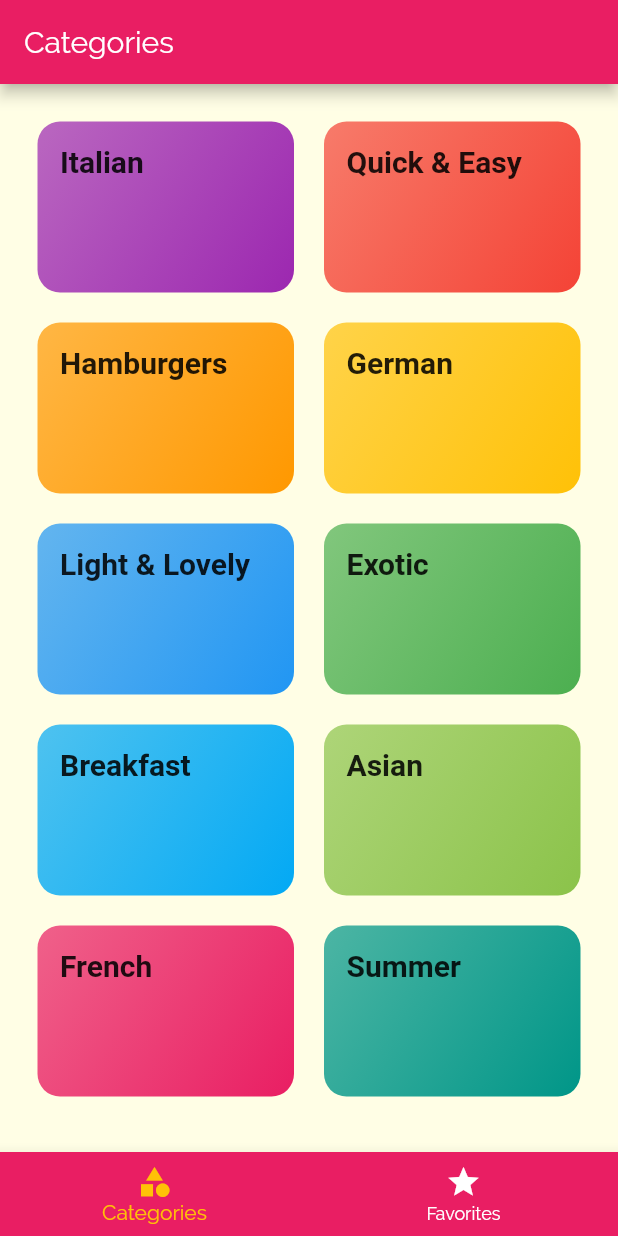
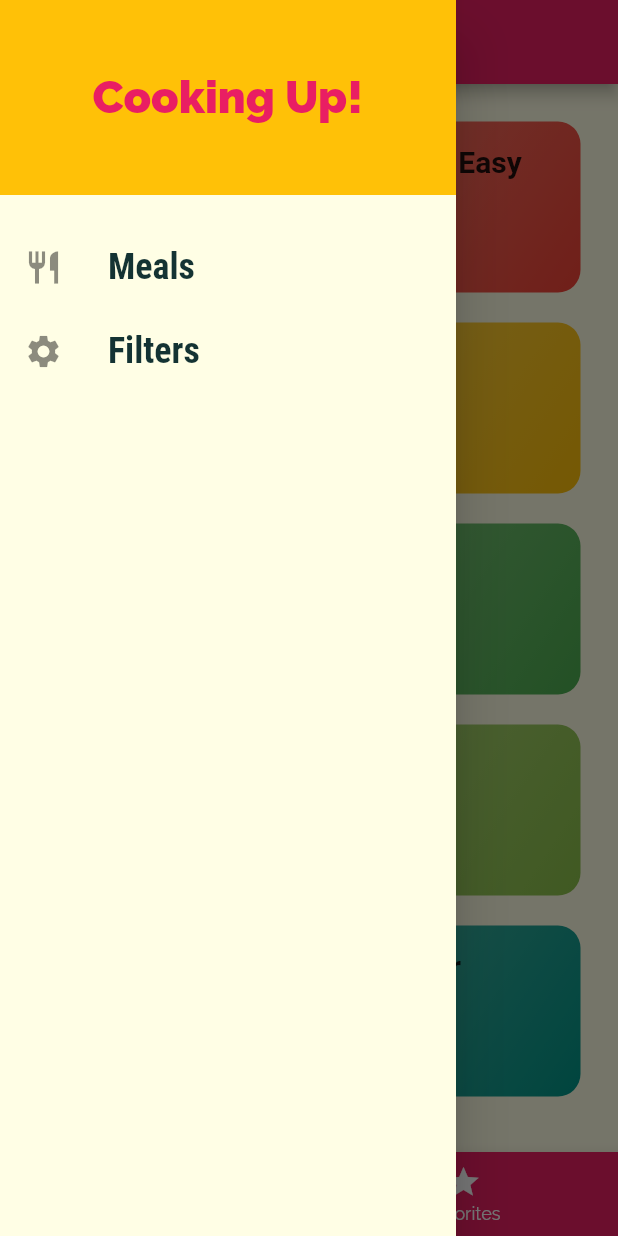
Before and after one commit to UrbanSwati/meals_app, a Flutter app: the screen it shows after launch, with the side drawer open (before the commit the screen has no drawer), on a phone screen of 412 x 824 dp. Run offline on Flutter 3.47's test engine with Material 2 defaults, Android fonts, the phone set to English and light mode, and no system bars; Roboto replaces fonts that are missing (RobotCondensed).

Commit message:
modified drawer menu
added menus and moved it to a widget

```diff
--- a/lib/screens/tabs_screen.dart
+++ b/lib/screens/tabs_screen.dart
@@ -1,4 +1,5 @@
 import 'package:flutter/material.dart';
+import '../widgets/main_drawer.dart';
 import './favorites_screen.dart';
 import './categories_screen.dart';
 
@@ -29,6 +30,7 @@ class _TabsScreenState extends State<TabsScreen> {
   @override
   Widget build(BuildContext context) {
     return Scaffold(
+      drawer: MainDrawer(),
       appBar: AppBar(
         title: Text(_pages[_selectedPageIndex]['title']),
       ),
--- /dev/null
+++ b/lib/widgets/main_drawer.dart
@@ -0,0 +1,57 @@
+import 'package:flutter/material.dart';
+
+class MainDrawer extends StatefulWidget {
+  _MainDrawerState createState() => _MainDrawerState();
+}
+
+class _MainDrawerState extends State<MainDrawer> {
+  Widget buildListTile(String title, IconData icon) {
+    return ListTile(
+      leading: Icon(icon, size: 26),
+      title: Text(
+        title,
+        style: TextStyle(
+            fontFamily: 'RobotoCondensed',
+            fontSize: 24,
+            fontWeight: FontWeight.bold),
+      ),
+      onTap: () {},
+    );
+  }
+
+  @override
+  Widget build(BuildContext context) {
+    return Drawer(
+      child: Column(
+        children: <Widget>[
+          Container(
+            height: 130,
+            width: double.infinity,
+            padding: EdgeInsets.all(20),
+            alignment: Alignment.center,
+            color: Theme.of(context).accentColor,
+            child: Text(
+              'Cooking Up!',
+              style: TextStyle(
+                fontWeight: FontWeight.w900,
+                fontSize: 30,
+                color: Theme.of(context).primaryColor,
+              ),
+            ),
+          ),
+          SizedBox(
+            height: 20,
+          ),
+          buildListTile(
+            'Meals',
+            Icons.restaurant,
+          ),
+          buildListTile(
+            'Filters',
+            Icons.settings,
+          ),
+        ],
+      ),
+    );
+  }
+}
```
